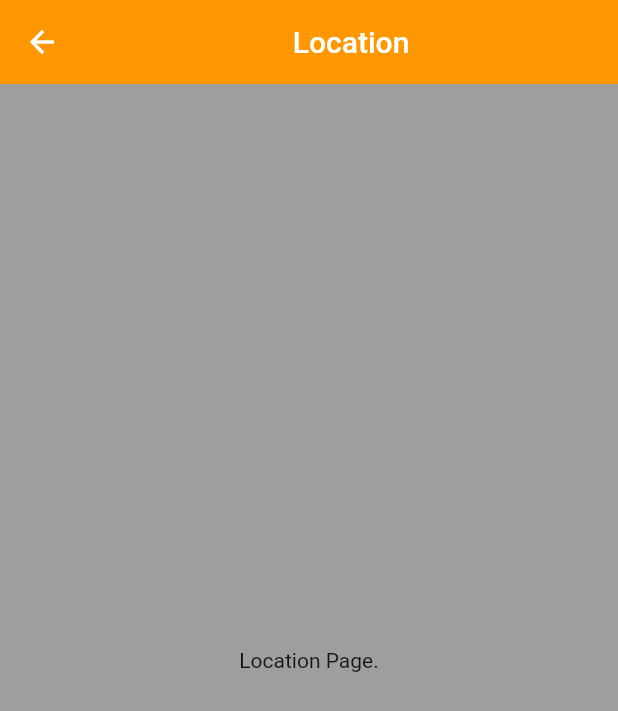
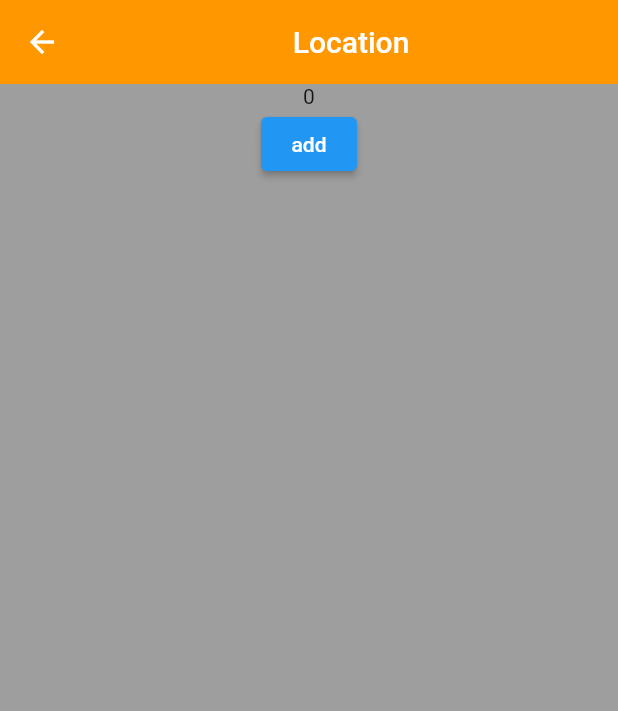
Before and after one commit to PikaPika0710/flutter_tutorial, a Flutter app: the Location screen opened by its route, on a phone screen of 412 x 824 dp. Shown: the top 711 px of the screen. Run offline on Flutter 3.47's test engine with Material 2 defaults, Android fonts, the phone set to English and light mode, and no system bars.

Commit message:
widget lifecycle

```diff
--- a/world_time/lib/pages/location.dart
+++ b/world_time/lib/pages/location.dart
@@ -7,7 +7,15 @@ class Location extends StatefulWidget {
 
 class _LocationState extends State<Location> {
   @override
+  void initState() {
+    super.initState();
+    print('Init Function called.');
+  }
+
+  int count = 0;
+  @override
   Widget build(BuildContext context) {
+    print('Build Function called.');
     return Scaffold(
       backgroundColor: Colors.grey,
       appBar: AppBar(
@@ -15,7 +23,18 @@ class _LocationState extends State<Location> {
         backgroundColor: Colors.orange,
         elevation: 0,
       ),
-      body: Center(child: Text('Location Page.')),
+      body: Column(
+        children: [
+          Center(child: Text('$count')),
+          ElevatedButton(
+              onPressed: () {
+                setState(() {
+                  count++;
+                });
+              },
+              child: Text('add'))
+        ],
+      ),
     );
   }
 }
```
